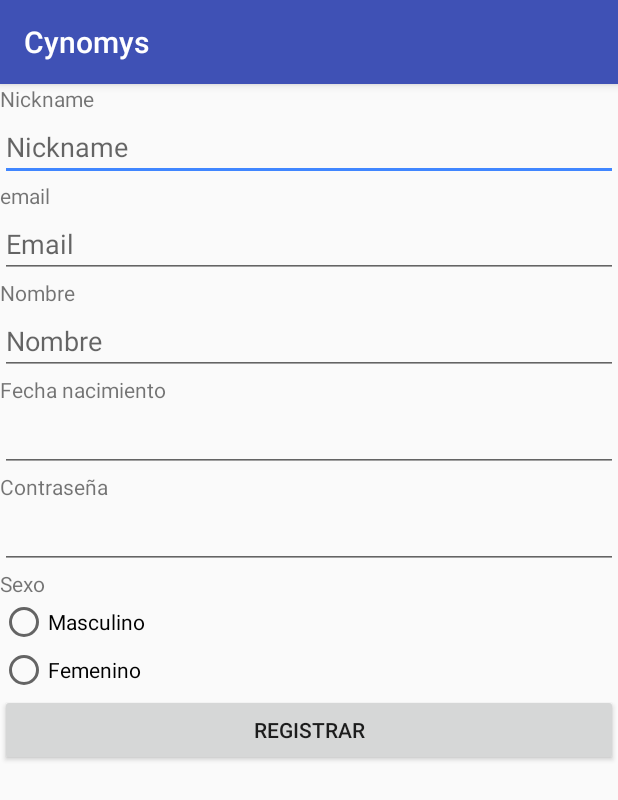
After one commit to erikhermilo/Cynomys, an Android app: the registrous screen opened directly, with no data from a screen before it, on a phone screen of 412 x 824 dp. The commit adds this screen. Shown: the top 800 px of the screen. Run offline under Robolectric (Android 15) with nearby library versions, the phone set to English and light mode, and no system bars.

Commit message:
Registros

```diff
--- a/app/build.gradle
+++ b/app/build.gradle
@@ -15,11 +15,20 @@ android {
             minifyEnabled false
             proguardFiles getDefaultProguardFile('proguard-android.txt'), 'proguard-rules.pro'
         }
+
+        repositories {
+            maven { url 'https://oss.sonatype.org/content/repositories/ksoap2-android-releases/' }
+        }
+    }
+    buildToolsVersion '28.0.0'
+    compileOptions {
+        sourceCompatibility JavaVersion.VERSION_1_8
+        targetCompatibility JavaVersion.VERSION_1_8
     }
 }
 
 dependencies {
-    implementation fileTree(dir: 'libs', include: ['*.jar'])
+    implementation fileTree(include: ['*.jar'], dir: 'libs')
     implementation 'com.android.support:appcompat-v7:28.0.0-rc01'
     implementation 'com.android.support.constraint:constraint-layout:1.1.2'
     implementation 'com.google.android.gms:play-services-maps:15.0.1'
@@ -27,4 +36,6 @@ dependencies {
     androidTestImplementation 'com.android.support.test:runner:1.0.2'
     androidTestImplementation 'com.android.support.test.espresso:espresso-core:3.0.2'
     implementation 'com.android.support:design:28.0.0-rc01'
+
+    implementation 'com.google.code.ksoap2-android:ksoap2-android:3.6.2'
 }
--- a/app/src/main/AndroidManifest.xml
+++ b/app/src/main/AndroidManifest.xml
@@ -42,7 +42,8 @@
             android:label="@string/title_activity_maps" />
         <activity android:name=".altertas" />
         <activity android:name=".lugares" />
-        <activity android:name=".configuracion"></activity>
+        <activity android:name=".configuracion" />
+        <activity android:name=".registrous"></activity>
     </application>
 
 </manifest>
--- a/app/src/main/java/com/cynomex/cynomys/cynomys/login.java
+++ b/app/src/main/java/com/cynomex/cynomys/cynomys/login.java
@@ -12,9 +12,14 @@ public class login extends AppCompatActivity {
         super.onCreate(savedInstanceState);
         setContentView(R.layout.activity_login);
     }
-public void loguear(View view){
+    public void loguear(View view){
 
-    Intent intent = new Intent(this,MapsActivity.class);
-startActivity(intent);
+        Intent intent = new Intent(this,MapsActivity.class);
+        startActivity(intent);
+    }
+    public void Registro(View view){
+
+        Intent intent = new Intent(this,MapsActivity.class);
+        startActivity(intent);
+    }
 }
-}
--- /dev/null
+++ b/app/src/main/java/com/cynomex/cynomys/cynomys/registrous.java
@@ -0,0 +1,13 @@
+package com.cynomex.cynomys.cynomys;
+
+import android.support.v7.app.AppCompatActivity;
+import android.os.Bundle;
+
+public class registrous extends AppCompatActivity {
+
+    @Override
+    protected void onCreate(Bundle savedInstanceState) {
+        super.onCreate(savedInstanceState);
+        setContentView(R.layout.activity_registrous);
+    }
+}
--- a/app/src/main/res/layout/activity_login.xml
+++ b/app/src/main/res/layout/activity_login.xml
@@ -88,4 +88,19 @@
         app:layout_constraintTop_toTopOf="parent"
         app:srcCompat="@drawable/scynomy" />
 
+    <Button
+        android:id="@+id/button2"
+        android:layout_width="wrap_content"
+        android:layout_height="wrap_content"
+        android:layout_marginBottom="33dp"
+        android:layout_marginEnd="155dp"
+        android:layout_marginStart="152dp"
+        android:layout_marginTop="19dp"
+        android:text="Registro"
+        app:layout_constraintBottom_toBottomOf="parent"
+        app:layout_constraintEnd_toEndOf="parent"
+        android:onClick="Registro"
+        app:layout_constraintStart_toStartOf="parent"
+        app:layout_constraintTop_toBottomOf="@+id/button" />
+
 </android.support.constraint.ConstraintLayout>
--- /dev/null
+++ b/app/src/main/res/layout/activity_registrous.xml
@@ -0,0 +1,107 @@
+<?xml version="1.0" encoding="utf-8"?>
+<android.support.constraint.ConstraintLayout xmlns:android="http://schemas.android.com/apk/res/android"
+    xmlns:app="http://schemas.android.com/apk/res-auto"
+    xmlns:tools="http://schemas.android.com/tools"
+    android:layout_width="match_parent"
+    android:layout_height="match_parent"
+    tools:context=".registrous">
+
+    <LinearLayout
+        android:layout_width="match_parent"
+        android:layout_height="match_parent"
+        android:orientation="vertical">
+
+        <TextView
+            android:id="@+id/textView5"
+            android:layout_width="match_parent"
+            android:layout_height="wrap_content"
+            android:text="Nickname" />
+
+        <EditText
+            android:id="@+id/txtnick"
+            android:layout_width="match_parent"
+            android:layout_height="wrap_content"
+            android:ems="10"
+            android:hint="Nickname"
+            android:inputType="textPersonName" />
+
+        <TextView
+            android:id="@+id/textView6"
+            android:layout_width="match_parent"
+            android:layout_height="wrap_content"
+            android:text="email" />
+
+        <EditText
+            android:id="@+id/txtemail"
+            android:layout_width="match_parent"
+            android:layout_height="wrap_content"
+            android:ems="10"
+            android:hint="Email"
+            android:inputType="textPersonName" />
+
+        <TextView
+            android:id="@+id/textView7"
+            android:layout_width="match_parent"
+            android:layout_height="wrap_content"
+            android:text="Nombre" />
+
+        <EditText
+            android:id="@+id/txtnombre"
+            android:layout_width="match_parent"
+            android:layout_height="wrap_content"
+            android:ems="10"
+            android:hint="Nombre"
+            android:inputType="textPersonName" />
+
+        <TextView
+            android:id="@+id/textView8"
+            android:layout_width="match_parent"
+            android:layout_height="wrap_content"
+            android:text="Fecha nacimiento" />
+
+        <EditText
+            android:id="@+id/datefechan"
+            android:layout_width="match_parent"
+            android:layout_height="wrap_content"
+            android:ems="10"
+            android:inputType="date" />
+
+        <TextView
+            android:id="@+id/textView9"
+            android:layout_width="match_parent"
+            android:layout_height="wrap_content"
+            android:text="Contraseña" />
+
+        <EditText
+            android:id="@+id/txtpassword"
+            android:layout_width="match_parent"
+            android:layout_height="wrap_content"
+            android:ems="10"
+            android:inputType="textPassword" />
+
+        <TextView
+            android:id="@+id/textView11"
+            android:layout_width="match_parent"
+            android:layout_height="wrap_content"
+            android:text="Sexo" />
+
+        <RadioButton
+            android:id="@+id/radioButton"
+            android:layout_width="match_parent"
+            android:layout_height="wrap_content"
+            android:text="Masculino" />
+
+        <RadioButton
+            android:id="@+id/radioButton2"
+            android:layout_width="match_parent"
+            android:layout_height="wrap_content"
+            android:text="Femenino" />
+
+        <Button
+            android:id="@+id/button5"
+            android:layout_width="match_parent"
+            android:layout_height="wrap_content"
+            android:text="Registrar" />
+
+    </LinearLayout>
+</android.support.constraint.ConstraintLayout>
```
